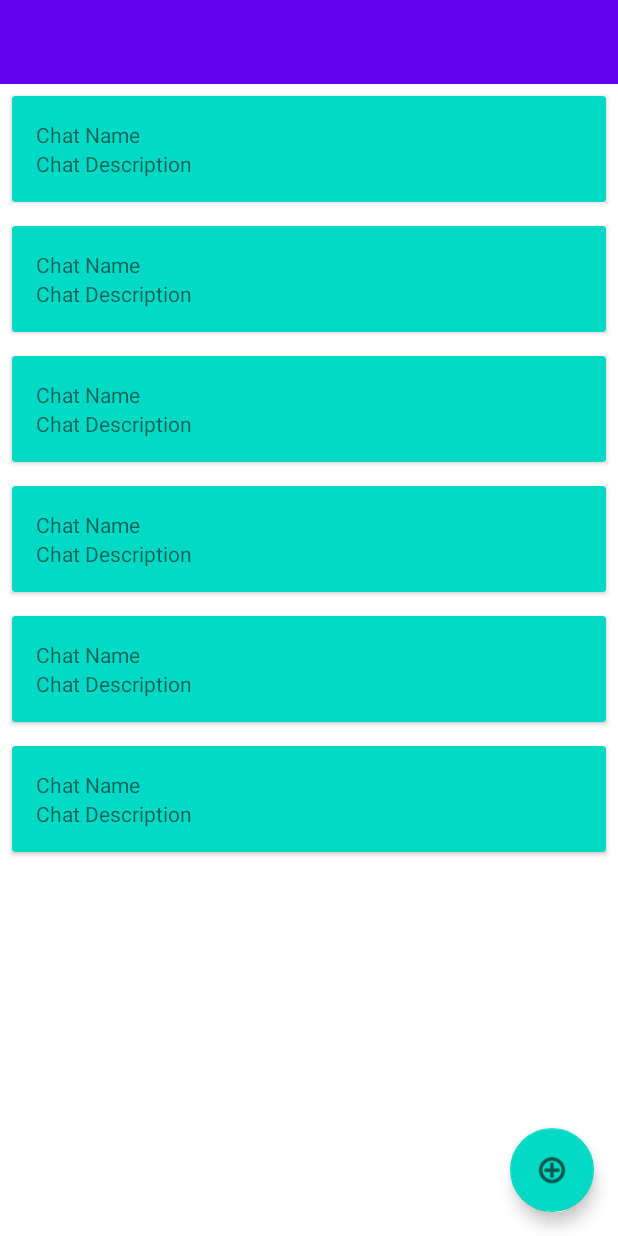
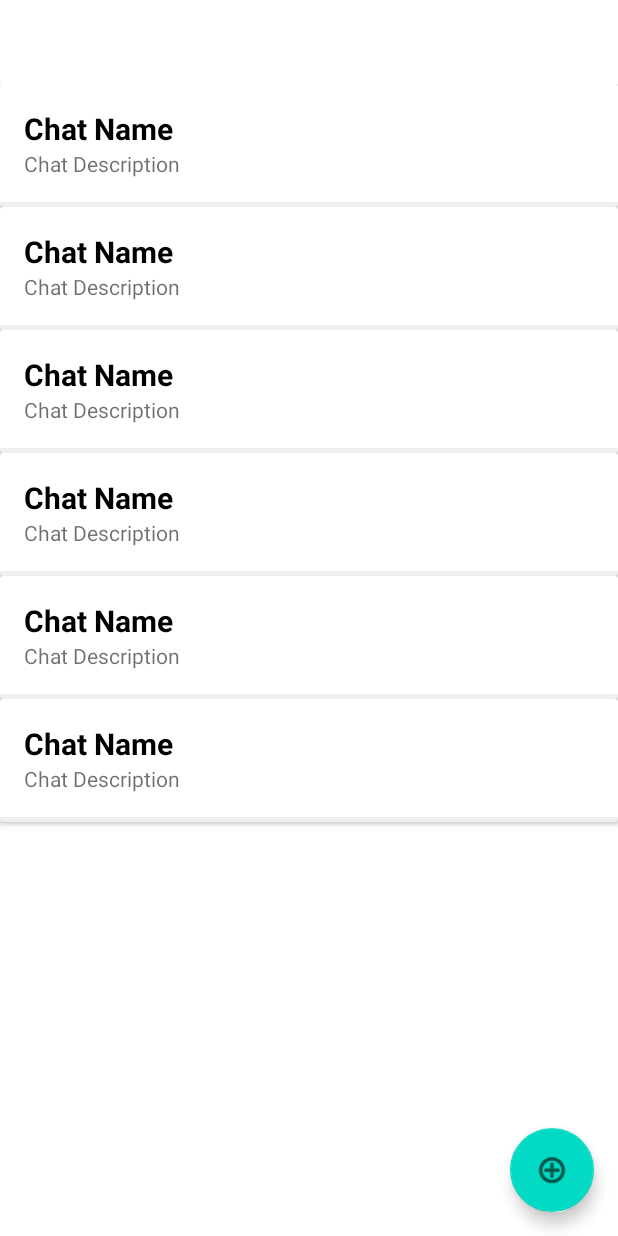
Before and after one commit to marialemon/chat-app, an Android app built with Jetpack Compose: the layout activity_chat_list.xml on its own in the app's theme, with its tools: preview values and no code run, on a phone screen of 412 x 824 dp. Run offline under Robolectric (Android 15) with nearby library versions, the phone set to English and light mode, and no system bars.

Commit message:
change design

```diff
--- a/app/src/main/AndroidManifest.xml
+++ b/app/src/main/AndroidManifest.xml
@@ -12,12 +12,12 @@
         <activity
             android:name=".ui.MessageListActivity"
             android:exported="false"
-            android:label="@string/title_activity_chat"
+            android:label="@string/title_activity_message_list"
             android:theme="@style/Theme.ChatApp.NoActionBar" />
         <activity
             android:name=".ui.ChatListActivity"
             android:exported="false"
-            android:label="@string/title_activity_chat"
+            android:label="@string/title_activity_chat_list"
             android:theme="@style/Theme.ChatApp.NoActionBar" />
         <activity
             android:name=".ui.SignUpActivity"
--- a/app/src/main/res/layout/activity_chat_list.xml
+++ b/app/src/main/res/layout/activity_chat_list.xml
@@ -13,9 +13,8 @@
             android:id="@+id/toolbar"
             android:layout_width="match_parent"
             android:layout_height="?attr/actionBarSize"
-            android:background="?attr/colorPrimary"
             app:layout_constraintTop_toTopOf="parent"
-            app:titleTextColor="@color/white" />
+            app:titleTextColor="@color/purple_500" />
 
         <TextView
             android:id="@+id/noChats"
--- a/app/src/main/res/layout/chat_item.xml
+++ b/app/src/main/res/layout/chat_item.xml
@@ -1,13 +1,13 @@
 <?xml version="1.0" encoding="utf-8"?>
 <androidx.cardview.widget.CardView xmlns:android="http://schemas.android.com/apk/res/android"
-    xmlns:app="http://schemas.android.com/apk/res-auto"
     xmlns:tools="http://schemas.android.com/tools"
     android:layout_width="match_parent"
-    android:layout_height="wrap_content"
-    android:layout_margin="@dimen/dimen_xs"
-    app:cardBackgroundColor="@color/teal_200"
-    app:cardCornerRadius="@dimen/cardview_default_radius"
-    app:cardElevation="@dimen/cardview_default_elevation">
+    android:layout_height="wrap_content">
+
+    <LinearLayout
+        android:layout_width="match_parent"
+        android:layout_height="match_parent"
+        android:orientation="vertical">
 
         <LinearLayout
             android:layout_width="match_parent"
@@ -19,14 +19,25 @@
                 android:id="@+id/chatName"
                 android:layout_width="match_parent"
                 android:layout_height="wrap_content"
+                android:textSize="20sp"
+                android:textStyle="bold"
+                android:textColor="@color/black"
                 tools:text="Chat Name" />
 
             <TextView
                 android:id="@+id/chatDescription"
                 android:layout_width="match_parent"
                 android:layout_height="wrap_content"
+                android:textColor="@color/darkGrey"
                 tools:text="Chat Description" />
+        </LinearLayout>
+
+        <FrameLayout
+            android:layout_width="match_parent"
+            android:layout_height="3dp"
+            android:background="@color/lightGrey" />
 
     </LinearLayout>
 
+
 </androidx.cardview.widget.CardView>
--- a/app/src/main/res/values/colors.xml
+++ b/app/src/main/res/values/colors.xml
@@ -7,5 +7,7 @@
     <color name="teal_700">#FF018786</color>
     <color name="black">#FF000000</color>
     <color name="white">#FFFFFFFF</color>
+    <color name="darkWhite">#9FFFFFFF</color>
     <color name="lightGrey">#10000000</color>
+    <color name="darkGrey">#90000000</color>
 </resources>
--- a/app/src/main/res/values/dimens.xml
+++ b/app/src/main/res/values/dimens.xml
@@ -3,6 +3,7 @@
     <dimen name="dimen_xxs">4dp</dimen>
     <dimen name="dimen_xs">8dp</dimen>
     <dimen name="dimen_default">16dp</dimen>
+    <dimen name="dimen_l">24dp</dimen>
     <dimen name="dimen_xl">32dp</dimen>
     <dimen name="dimen_xxl">48dp</dimen>
 </resources>
--- a/app/src/main/res/values/strings.xml
+++ b/app/src/main/res/values/strings.xml
@@ -4,7 +4,8 @@
     <string name="title_activity_sign_in">SignInActivity</string>
     <string name="next">Next</string>
     <string name="previous">Previous</string>
-    <string name="title_activity_chat">Chat Activity</string>
+    <string name="title_activity_chat_list">Chat List</string>
+    <string name="title_activity_message_list">Message List</string>
     <string name="send_message">Send</string>
     <string name="no_messages">No messages</string>
     <string name="create_chat">Create Chat</string>
```
Lines whose indentation alone changed are shown as unchanged.
